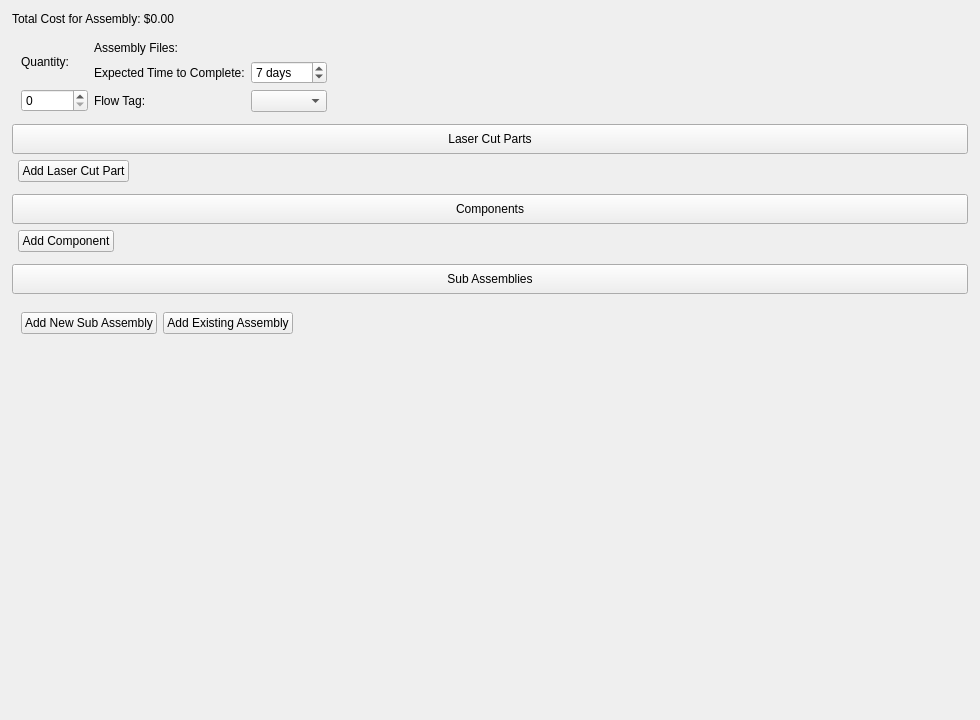
First picture: the form in ui/widgets/assembly_widget.ui, repository TheCodingJsoftware/Invigo, before the edit.
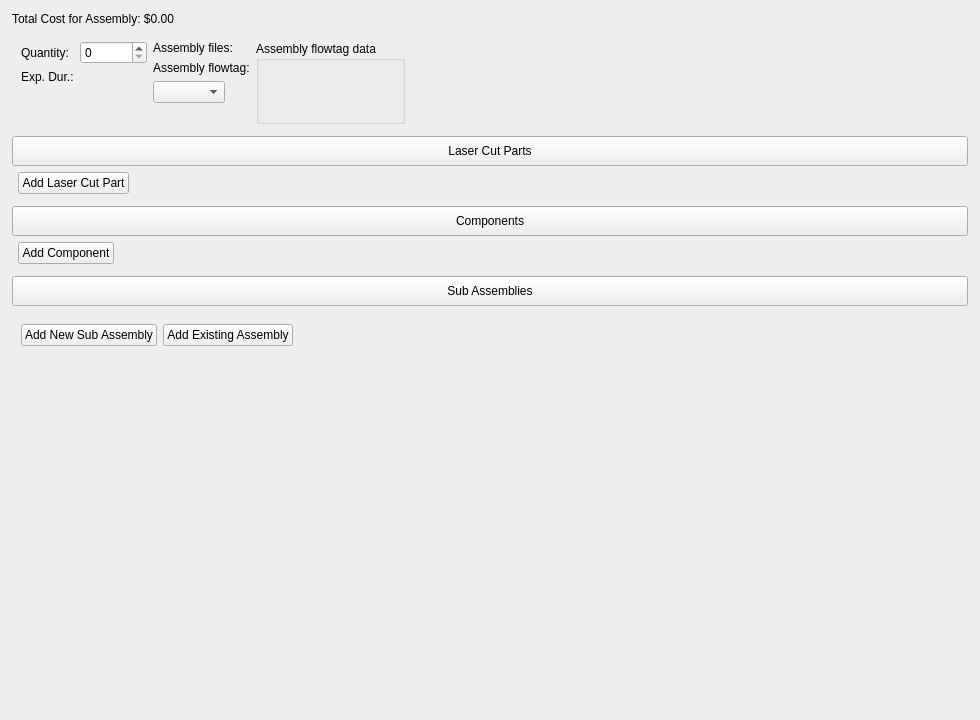
Second picture: the form after the edit.

Commit message: flowtag data expected time to complete

The edit to the form file:
```diff
--- a/ui/widgets/assembly_widget.ui
+++ b/ui/widgets/assembly_widget.ui
@@ -85,7 +85,7 @@
             <verstretch>0</verstretch>
            </sizepolicy>
           </property>
-          <layout class="QHBoxLayout" name="horizontalLayout" stretch="0,0,0,0">
+          <layout class="QHBoxLayout" name="horizontalLayout" stretch="0,0,0,1">
            <property name="bottomMargin">
             <number>6</number>
            </property>
@@ -95,97 +95,84 @@
               <layout class="QVBoxLayout" name="image_layout"/>
              </item>
              <item>
-              <widget class="QLabel" name="label_3">
-               <property name="text">
-                <string>Quantity:</string>
-               </property>
-               <property name="buddy">
-                <cstring>doubleSpinBox_quantity</cstring>
-               </property>
-              </widget>
+              <layout class="QGridLayout" name="gridLayout">
+               <item row="1" column="1">
+                <layout class="QVBoxLayout" name="expected_time_to_complete_layout"/>
+               </item>
+               <item row="0" column="1">
+                <widget class="QDoubleSpinBox" name="doubleSpinBox_quantity">
+                 <property name="toolTip">
+                  <string>Quantity multiplier</string>
+                 </property>
+                 <property name="buttonSymbols">
+                  <enum>QAbstractSpinBox::ButtonSymbols::UpDownArrows</enum>
+                 </property>
+                 <property name="specialValueText">
+                  <string/>
+                 </property>
+                 <property name="decimals">
+                  <number>0</number>
+                 </property>
+                 <property name="maximum">
+                  <double>999999999999999.000000000000000</double>
+                 </property>
+                 <property name="stepType">
+                  <enum>QAbstractSpinBox::StepType::AdaptiveDecimalStepType</enum>
+                 </property>
+                </widget>
+               </item>
+               <item row="0" column="0">
+                <widget class="QLabel" name="label_3">
+                 <property name="text">
+                  <string>Quantity:</string>
+                 </property>
+                 <property name="buddy">
+                  <cstring>doubleSpinBox_quantity</cstring>
+                 </property>
+                </widget>
+               </item>
+               <item row="1" column="0">
+                <widget class="QLabel" name="label_4">
+                 <property name="text">
+                  <string>Exp. Dur.:</string>
+                 </property>
+                </widget>
+               </item>
+               <item row="1" column="2">
+                <layout class="QVBoxLayout" name="verticalLayout_16"/>
+               </item>
+              </layout>
              </item>
              <item>
-              <widget class="QDoubleSpinBox" name="doubleSpinBox_quantity">
-               <property name="toolTip">
-                <string>Quantity multiplier</string>
+              <spacer name="verticalSpacer">
+               <property name="orientation">
+                <enum>Qt::Orientation::Vertical</enum>
                </property>
-               <property name="buttonSymbols">
-                <enum>QAbstractSpinBox::ButtonSymbols::UpDownArrows</enum>
+               <property name="sizeHint" stdset="0">
+                <size>
+                 <width>20</width>
+                 <height>40</height>
+                </size>
                </property>
-               <property name="specialValueText">
-                <string/>
-               </property>
-               <property name="decimals">
-                <number>0</number>
-               </property>
-               <property name="maximum">
-                <double>999999999999999.000000000000000</double>
-               </property>
-               <property name="stepType">
-                <enum>QAbstractSpinBox::StepType::AdaptiveDecimalStepType</enum>
-               </property>
-              </widget>
+              </spacer>
              </item>
             </layout>
            </item>
            <item>
-            <layout class="QGridLayout" name="gridLayout">
-             <item row="0" column="0">
+            <layout class="QVBoxLayout" name="verticalLayout_12" stretch="0,0,1">
+             <item>
               <widget class="QLabel" name="label_2">
                <property name="text">
-                <string>Assembly Files:</string>
+                <string>Assembly files:</string>
                </property>
               </widget>
              </item>
-             <item row="1" column="0">
-              <widget class="QLabel" name="label_4">
-               <property name="text">
-                <string>Expected Time to Complete:</string>
-               </property>
-              </widget>
-             </item>
-             <item row="2" column="0">
-              <widget class="QLabel" name="label">
-               <property name="text">
-                <string>Flow Tag:</string>
-               </property>
-               <property name="buddy">
-                <cstring>comboBox_assembly_flow_tag</cstring>
-               </property>
-              </widget>
-             </item>
-             <item row="2" column="1">
-              <widget class="QComboBox" name="comboBox_assembly_flow_tag"/>
-             </item>
-             <item row="0" column="1">
+             <item>
               <layout class="QHBoxLayout" name="assembly_files_layout"/>
              </item>
-             <item row="1" column="1">
-              <widget class="QDoubleSpinBox" name="doubleSpinBox_expected_time_to_complete">
-               <property name="sizePolicy">
-                <sizepolicy hsizetype="Fixed" vsizetype="Fixed">
-                 <horstretch>0</horstretch>
-                 <verstretch>0</verstretch>
-                </sizepolicy>
-               </property>
-               <property name="suffix">
-                <string> days</string>
-               </property>
-               <property name="decimals">
-                <number>0</number>
-               </property>
-               <property name="value">
-                <double>7.000000000000000</double>
-               </property>
-              </widget>
-             </item>
-            </layout>
-           </item>
-           <item>
-            <layout class="QVBoxLayout" name="verticalLayout_16">
              <item>
-              <widget class="QWidget" name="paint_widget" native="true">
-               <layout class="QVBoxLayout" name="verticalLayout">
+              <widget class="QWidget" name="flowtag_widget_settings" native="true">
+               <layout class="QFormLayout" name="formLayout_2">
                 <property name="leftMargin">
                  <number>0</number>
                 </property>
@@ -198,23 +185,45 @@
                 <property name="bottomMargin">
                  <number>0</number>
                 </property>
-                <item>
-                 <layout class="QFormLayout" name="formLayout_2">
-                  <item row="1" column="0">
-                   <layout class="QHBoxLayout" name="paint_layout"/>
-                  </item>
+                <item row="1" column="0">
+                 <layout class="QFormLayout" name="formLayout_3">
                   <item row="0" column="0">
-                   <spacer name="verticalSpacer">
-                    <property name="orientation">
-                     <enum>Qt::Orientation::Vertical</enum>
+                   <widget class="QLabel" name="label">
+                    <property name="text">
+                     <string>Assembly flowtag:</string>
                     </property>
-                    <property name="sizeHint" stdset="0">
-                     <size>
-                      <width>20</width>
-                      <height>40</height>
-                     </size>
+                    <property name="buddy">
+                     <cstring>comboBox_assembly_flow_tag</cstring>
                     </property>
-                   </spacer>
+                   </widget>
+                  </item>
+                  <item row="1" column="0">
+                   <widget class="QComboBox" name="comboBox_assembly_flow_tag"/>
+                  </item>
+                  <item row="2" column="0">
+                   <widget class="QWidget" name="paint_widget" native="true">
+                    <layout class="QVBoxLayout" name="verticalLayout">
+                     <property name="leftMargin">
+                      <number>0</number>
+                     </property>
+                     <property name="topMargin">
+                      <number>0</number>
+                     </property>
+                     <property name="rightMargin">
+                      <number>0</number>
+                     </property>
+                     <property name="bottomMargin">
+                      <number>0</number>
+                     </property>
+                     <item>
+                      <layout class="QVBoxLayout" name="verticalLayout_18">
+                       <item>
+                        <layout class="QHBoxLayout" name="paint_layout"/>
+                       </item>
+                      </layout>
+                     </item>
+                    </layout>
+                   </widget>
                   </item>
                  </layout>
                 </item>
@@ -223,6 +232,18 @@
              </item>
             </layout>
            </item>
+           <item>
+            <widget class="QGroupBox" name="groupBox_flowtag_data">
+             <property name="title">
+              <string>Assembly flowtag data</string>
+             </property>
+             <layout class="QVBoxLayout" name="verticalLayout_15">
+              <item>
+               <layout class="QVBoxLayout" name="flowtag_data_layout"/>
+              </item>
+             </layout>
+            </widget>
+           </item>
            <item>
             <spacer name="horizontalSpacer">
              <property name="orientation">
```
The commit also changes 23 other files.
